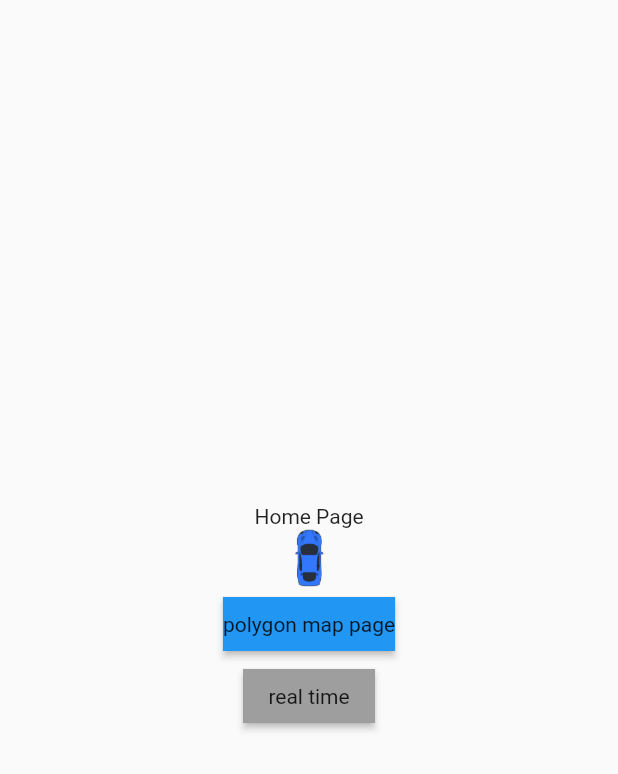
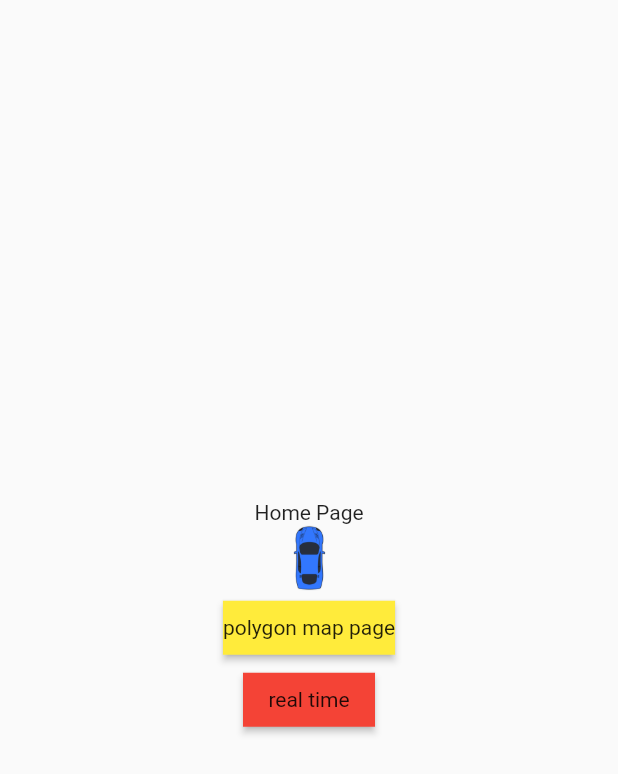
Before and after one commit to anon-000/hawk_eye, a Flutter app: the screen it shows after launch, on a phone screen of 412 x 824 dp. Shown: the top 774 px of the screen. Run offline on Flutter 3.47's test engine with Material 2 defaults, Android fonts, the phone set to English and light mode, and no system bars; our stand-ins replace geolocator, get, google_maps_flutter.

Commit message:
updated home page

```diff
--- a/lib/example/listen_locations_updates.dart
+++ b/lib/example/listen_locations_updates.dart
@@ -1,6 +1,7 @@
 import 'dart:async';
 
 import 'package:flutter/material.dart';
+import 'package:flutter/rendering.dart';
 import 'package:geolocator/geolocator.dart';
 import 'package:google_maps_flutter/google_maps_flutter.dart';
 import 'package:hawk_eye/data_model/lat_lng_delta.dart';
@@ -78,6 +79,10 @@ class _FlutterMapMarkerAnimationExampleState
   @override
   Widget build(BuildContext context) {
     return Scaffold(
+      appBar: AppBar(
+        backgroundColor: Colors.red,
+        title: Text("Google Map"),
+      ),
       body: SafeArea(
         child: GoogleMap(
           mapType: MapType.normal,
--- a/lib/home_page.dart
+++ b/lib/home_page.dart
@@ -21,16 +21,16 @@ class _HomePageState extends State<HomePage> {
           mainAxisAlignment: MainAxisAlignment.center,
           children: [
             Text("Home Page"),
-            Image.asset('assets/car_png.png', height: 40,),
+            Image.asset('assets/car_png.png', height: 45,),
             RawMaterialButton(
-              fillColor: Colors.blue,
+              fillColor: Colors.yellow,
               child: Text('polygon map page'),
                 onPressed: (){
               Get.to(FlutterMapMarkerAnimationExample());
             }),
             RawMaterialButton(
               child: Text("real time"),
-                fillColor: Colors.grey,
+                fillColor: Colors.red,
                 onPressed:(){
               Get.to(FlutterMapMarkerAnimationRealTimeExample());
             })
```
Also changed, not shown: pubspec.lock.
